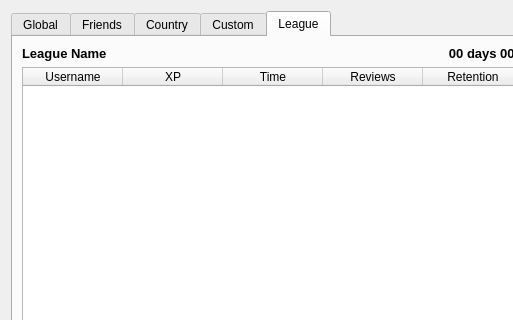
Qt form designer/Leaderboard.ui (ThoreBor/Anki_Leaderboard) before a commit; both pictures show x 0 to 513 and y 0 to 320 of the 642 by 540 pixel window.
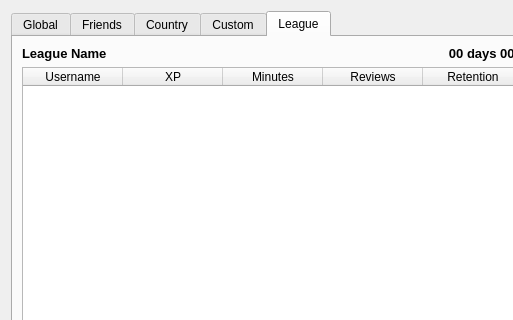
The same form after that commit. The open tabs and pages were chosen to show the change. Icons and pictures are not drawn.

Commit message: changes "Time" to "Minutes" in leagues

Diff of the .ui file:
```diff
--- a/designer/Leaderboard.ui
+++ b/designer/Leaderboard.ui
@@ -311,7 +311,7 @@
            </column>
            <column>
             <property name="text">
-             <string>Time</string>
+             <string>Minutes</string>
             </property>
            </column>
            <column>
```
